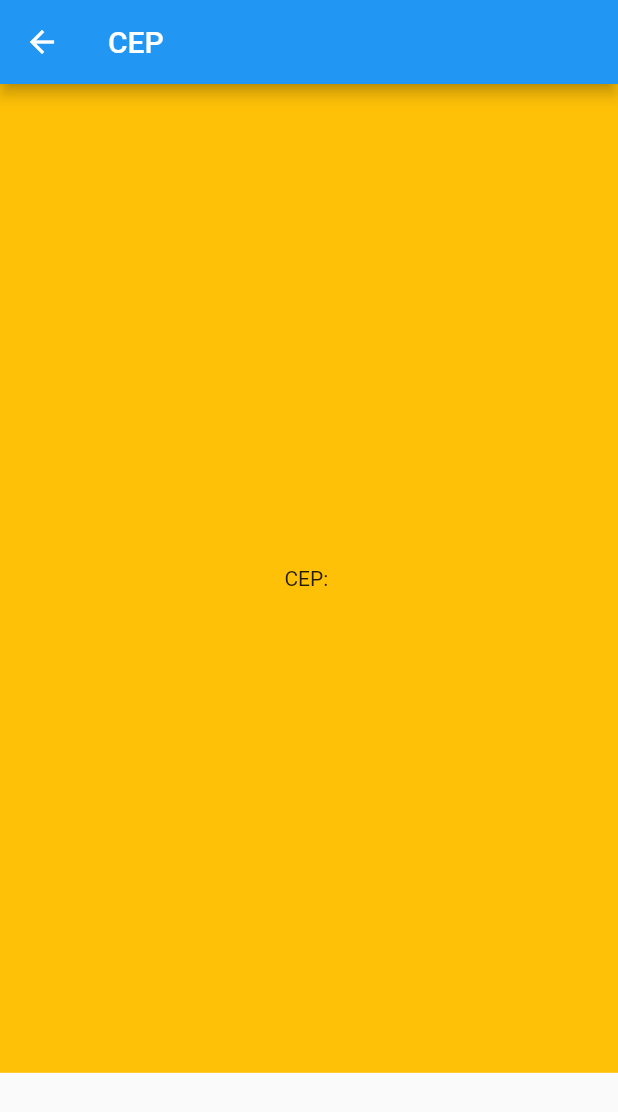
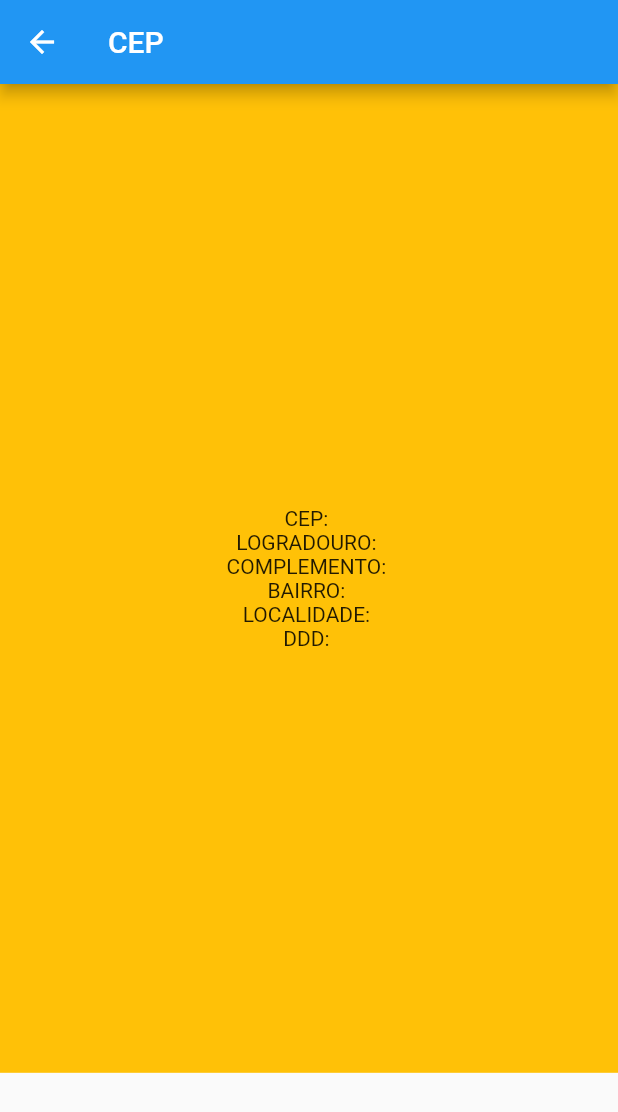
Before and after one commit to CarlosMeyer2021/flutter_portifolio, a Flutter app: the screen it shows after launch, after a tap on "CEP", on a phone screen of 412 x 824 dp. Shown: the top 1112 px of the screen. Run offline on Flutter 3.47's test engine with Material 2 defaults, Android fonts, the phone set to English and light mode, and no system bars; network calls fail.

Commit message:
mostrar dados

```diff
--- a/lib/modules/cep/buscar_cep.dart
+++ b/lib/modules/cep/buscar_cep.dart
@@ -50,7 +50,8 @@ class BuscarCep {
    @override
   String toString() {
 
-    return ('BuscarCep: $cep');
+    return 'BuscarCep(cep: $cep, logradouro: $logradouro, complemento: $complemento, bairro: $bairro, localidade: $localidade, uf: $uf, ddd: $ddd)';
+
   }
 
 }
--- a/lib/pages/viacep_page.dart
+++ b/lib/pages/viacep_page.dart
@@ -14,7 +14,7 @@ class _ViacepPageState extends State<ViacepPage> {
 
   Future<BuscarCep> pegaDados() async {
     final cep = await cepRepository.buscarMyCep();
-    print('Teste Cep: $cep');
+    //print('Teste Cep: $cep');
     return cep;
   }
 
@@ -31,12 +31,13 @@ class _ViacepPageState extends State<ViacepPage> {
   @override
   void initState() {
     //WidgetsBinding.instance.addPostFrameCallback((timestamp) async => dados = await pegaDados());
-    setState(() {
-      Future.delayed(
-        Duration.zero,
-        () async => dados = await pegaDados(),
-      );
-    });
+
+      WidgetsBinding.instance.addPostFrameCallback((timestamp) async => dados = await pegaDados());
+      // Future.delayed(
+      //   Duration.zero,
+      //   () async => dados = await pegaDados(),
+      // );
+
     super.initState();
   }
 
@@ -61,13 +62,11 @@ class _ViacepPageState extends State<ViacepPage> {
             mainAxisAlignment: MainAxisAlignment.center,
             children: [
               Text('CEP: ${dados.cep}'),
-
-              // Text(dados.logradouro),
-              // Text(dados.complemento),
-              // Text(dados.bairro),
-              // Text(dados.localidade),
-              // Text(dados.uf),
-              // Text(dados.ddd),
+              Text('LOGRADOURO: ${dados.logradouro}'),
+              Text('COMPLEMENTO: ${dados.complemento}'),
+              Text('BAIRRO: ${dados.bairro}'),
+              Text('LOCALIDADE: ${dados.localidade}'),
+              Text('DDD: ${dados.ddd}'),
             ],
           ),
         ),
--- a/lib/repositories/repository.dart
+++ b/lib/repositories/repository.dart
@@ -10,7 +10,7 @@ class Repository {
 
     final cep = jsonDecode(cepResponse.body);
 
-    final myCep = BuscarCep.fromJson(cep);
+    final myCep = BuscarCep.fromMap(cep);
 
     return myCep;
   }
```
